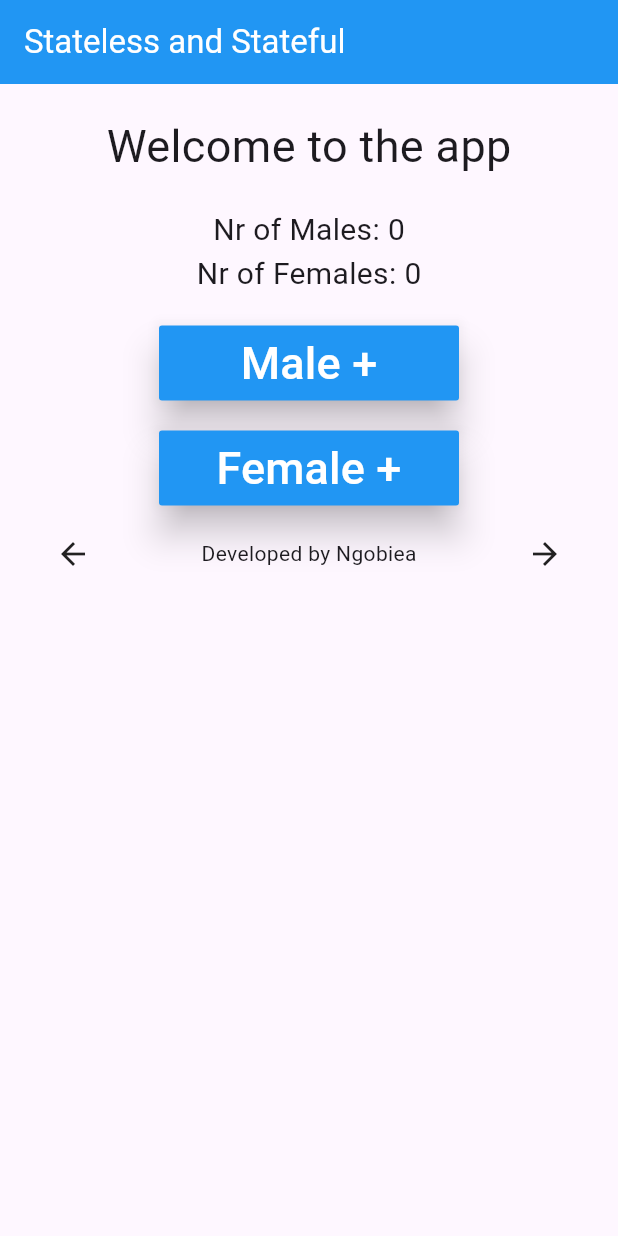
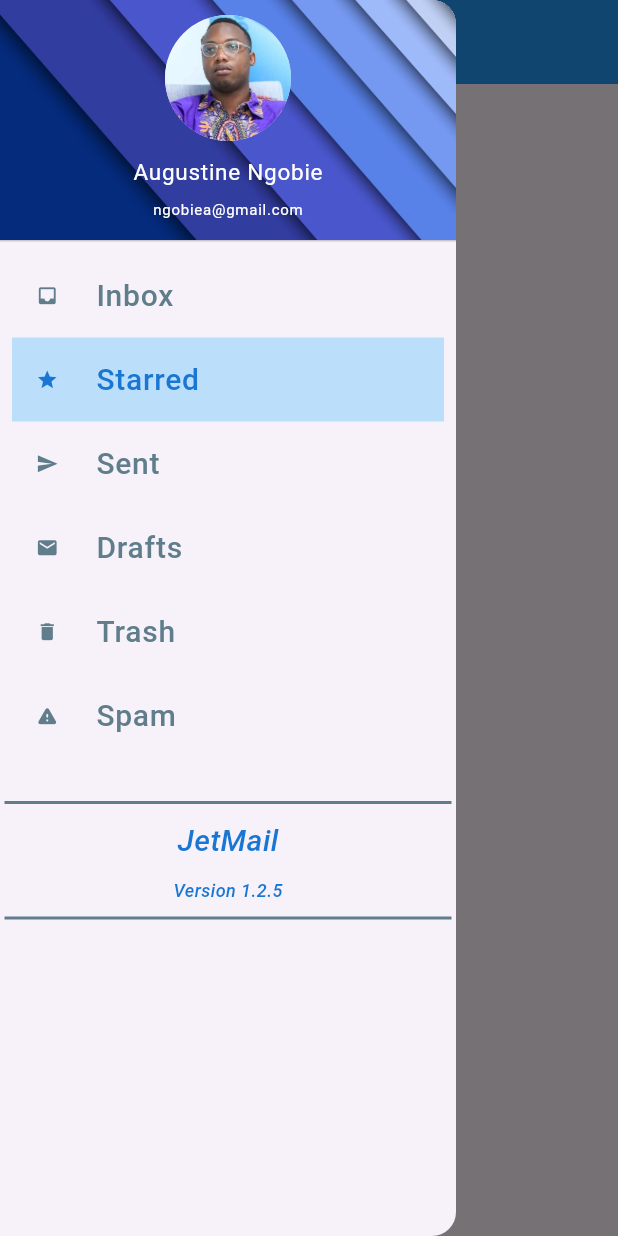
Before and after one commit to ngobiea/flutter_app, a Flutter app: the screen it shows after launch, with the side drawer open (before the commit the screen has no drawer), on a phone screen of 412 x 824 dp. Run offline on Flutter 3.47's test engine with Material 3 defaults, Android fonts, the phone set to English and light mode, and no system bars; our stand-ins replace google_fonts; Roboto replaces fonts that are missing (Sanchez).

Commit message:
complete side navigation_drawer

```diff
--- /dev/null
+++ b/lib/defaults/defaults.dart
@@ -0,0 +1,25 @@
+import 'package:flutter/material.dart';
+
+class Defaults {
+  static const Color drawerItemColor = Colors.blueGrey;
+  static final Color drawerItemSelectedColor = Colors.blue[700]!;
+  static final Color drawerSelectedTileColor = Colors.blue[100]!;
+
+  static final drawerItemText = [
+    'Inbox',
+    'Starred',
+    'Sent',
+    'Drafts',
+    'Trash',
+    'Spam',
+  ];
+
+  static final drawerItemIcon = [
+    Icons.inbox,
+    Icons.star,
+    Icons.send,
+    Icons.mail,
+    Icons.delete,
+    Icons.warning_rounded,
+  ];
+}
--- a/lib/main.dart
+++ b/lib/main.dart
@@ -1,4 +1,6 @@
 import 'package:flutter/material.dart';
+import 'package:flutter_app/defaults/defaults.dart';
+import 'package:google_fonts/google_fonts.dart';
 
 void main() {
   runApp(const MyApp());
@@ -9,131 +11,247 @@ class MyApp extends StatelessWidget {
 
   @override
   Widget build(BuildContext context) {
-    return MaterialApp(
-      home: Scaffold(
+    return const MaterialApp(
+      home: MainPage(),
+    );
+  }
+}
+
+var indexClicked = 1;
+
+class MainPage extends StatefulWidget {
+  const MainPage({super.key});
+
+  @override
+  State<MainPage> createState() => _MainPageState();
+}
+
+class _MainPageState extends State<MainPage> {
+  final pages = [
+    const Center(
+      child: Text(
+        'Inbox',
+      ),
+    ),
+    const Center(
+      child: Text(
+        'Starred',
+      ),
+    ),
+    const Center(
+      child: Text(
+        'Sent',
+      ),
+    ),
+    const Center(
+      child: Text(
+        'Drafts',
+      ),
+    ),
+    const Center(
+      child: Text(
+        'Trash',
+      ),
+    ),
+    const Center(
+      child: Text(
+        'Span',
+      ),
+    ),
+  ];
+  VoidCallback updateState(int index) {
+    return () {
+      setState(() {
+        indexClicked = index;
+      });
+      Navigator.pop(context);
+    };
+  }
+
+  @override
+  Widget build(BuildContext context) {
+    return Scaffold(
       appBar: AppBar(
+        iconTheme: const IconThemeData(
+          color: Colors.white,
+        ),
         title: const Text(
-            "Stateless and Stateful",
+          "Navigation Drawer",
           style: TextStyle(
             color: Colors.white,
           ),
         ),
         backgroundColor: Colors.blue,
       ),
-        body: const Center(
+      body: pages[indexClicked],
+      drawer: Drawer(
+        child: Column(
+          crossAxisAlignment: CrossAxisAlignment.stretch,
+          children: [
+            DrawerHeader(
+              decoration: const BoxDecoration(
+                image: DecorationImage(
+                  image: AssetImage(
+                    'assets/images/drawer.jpg',
+                  ),
+                  fit: BoxFit.fill,
+                ),
+              ),
+              padding: const EdgeInsets.all(0),
               child: Column(
                 children: [
-              SizedBox(
-                height: 20,
+                  const SizedBox(
+                    height: 10,
+                  ),
+                  const CircleAvatar(
+                    radius: 42,
+                    backgroundImage: AssetImage('assets/images/my-profile.jpg'),
+                  ),
+                  const SizedBox(
+                    height: 10,
                   ),
                   Text(
-                'Welcome to the app',
-                style: TextStyle(
-                  fontSize: 30,
+                    'Augustine Ngobie',
+                    style: GoogleFonts.sanchez(
+                        fontSize: 15,
+                        color: Colors.white,
+                        fontWeight: FontWeight.w400),
+                  ),
+                  const SizedBox(
+                    height: 5,
+                  ),
+                  Text(
+                    'ngobiea@gmail.com',
+                    style: GoogleFonts.sanchez(
+                        fontSize: 10,
+                        color: Colors.white,
+                        fontWeight: FontWeight.w400),
+                  ),
+                ],
               ),
             ),
-              SizedBox(height: 20),
-              Buttons(text: 'Hello'),
-              SizedBox(height: 20),
-              FooterWidget()
+            Expanded(
+              child: ListView(
+                padding: EdgeInsets.zero,
+                children: [
+                  AppDrawerTile(
+                    index: 0,
+                    onTap: updateState(0),
+                  ),
+                  AppDrawerTile(
+                    index: 1,
+                    onTap: updateState(1),
+                  ),
+                  AppDrawerTile(
+                    index: 2,
+                    onTap: updateState(2),
+                  ),
+                  AppDrawerTile(
+                    index: 3,
+                    onTap: updateState(3),
+                  ),
+                  AppDrawerTile(
+                    index: 4,
+                    onTap: updateState(4),
+                  ),
+                  AppDrawerTile(
+                    index: 5,
+                    onTap: updateState(5),
+                  ),
+                  const SizedBox(
+                    height: 30,
+                  ),
+                  const AppDrawerDivider(),
+                  const SizedBox(
+                    height: 10,
+                  ),
+                  Center(
+                    child: Text(
+                      'JetMail',
+                      style: GoogleFonts.sanchez(
+                        fontWeight: FontWeight.w500,
+                        fontSize: 20,
+                        fontStyle: FontStyle.italic,
+                        color: Defaults.drawerItemSelectedColor,
+                      ),
+                    ),
+                  ),
+                  const SizedBox(
+                    height: 10,
+                  ),
+                  Center(
+                    child: Text(
+                      'Version 1.2.5',
+                      style: GoogleFonts.sanchez(
+                        fontWeight: FontWeight.w500,
+                        fontSize: 12,
+                        fontStyle: FontStyle.italic,
+                        color: Defaults.drawerItemSelectedColor,
+                      ),
+                    ),
+                  ),
+                  const SizedBox(
+                    height: 10,
+                  ),
+                  const AppDrawerDivider(),
                 ],
+              ),
+            )
+          ],
+        ),
+      ),
+    );
+  }
+}
+
+class AppDrawerDivider extends StatelessWidget {
+  const AppDrawerDivider({
+    super.key,
+  });
+
+  @override
+  Widget build(BuildContext context) {
+    return const Divider(
+      height: 1,
+      thickness: 2,
+      color: Defaults.drawerItemColor,
+      indent: 3,
+      endIndent: 3,
+    );
+  }
+}
+
+class AppDrawerTile extends StatelessWidget {
+  const AppDrawerTile({super.key, required this.index, required this.onTap});
+  final int index;
+  final VoidCallback onTap;
+
+  @override
+  Widget build(BuildContext context) {
+    return Padding(
+      padding: const EdgeInsets.symmetric(horizontal: 8),
+      child: ListTile(
+        selected: index == indexClicked,
+        selectedTileColor: Defaults.drawerSelectedTileColor,
+        onTap: onTap,
+        leading: Icon(
+          Defaults.drawerItemIcon[index],
+          size: 15,
+          color: indexClicked == index
+              ? Defaults.drawerItemSelectedColor
+              : Defaults.drawerItemColor,
+        ),
+        title: Text(
+          Defaults.drawerItemText[index],
+          style: GoogleFonts.sanchez(
+            fontSize: 20,
+            fontWeight: FontWeight.w500,
+            color: indexClicked == index
+                ? Defaults.drawerItemSelectedColor
+                : Defaults.drawerItemColor,
           ),
         ),
       ),
     );
   }
 }
-
-class Buttons extends StatefulWidget {
-  const Buttons({super.key, required this.text});
-  final String text;
-
-  @override
-  State<Buttons> createState() => _ButtonsState();
-}
-
-class _ButtonsState extends State<Buttons> {
-  var maleCounter = 0;
-  var femaleCounter = 0;
-
-  @override
-  Widget build(BuildContext context) {
-    return Column(children: [
-      Text(
-        'Nr of Males: $maleCounter',
-        style: const TextStyle(
-          fontSize: 20,
-        ),
-      ),
-      Text(
-        'Nr of Females: $femaleCounter',
-        style: const TextStyle(
-          fontSize: 20,
-        ),
-      ),
-      const SizedBox(height: 20),
-      MyOwnButton(
-          onTap: () {
-            setState(() {
-              maleCounter++;
-              print(widget.text);
-            });
-          },
-          text: 'Male +'),
-      const SizedBox(height: 20),
-      MyOwnButton(
-          onTap: () {
-            setState(() {
-              femaleCounter++;
-              print(widget.text);
-            });
-          },
-          text: 'Female +'),
-    ]);
-  }
-}
-
-class MyOwnButton extends StatelessWidget {
-  const MyOwnButton({super.key, required this.onTap, required this.text});
-  final VoidCallback onTap;
-  final String text;
-
-  @override
-  Widget build(BuildContext context) {
-    return MaterialButton(
-      onPressed: onTap,
-      height: 50,
-      minWidth: 200,
-      color: Colors.blue,
-      elevation: 10,
-      child: Text(
-        text,
-        style: const TextStyle(
-          fontSize: 30,
-          color: Colors.white,
-        ),
-      ),
-    );
-  }
-}
-
-class FooterWidget extends StatelessWidget {
-  const FooterWidget({super.key});
-
-  @override
-  Widget build(BuildContext context) {
-    return const Column(
-      mainAxisSize: MainAxisSize.min,
-      children: [
-        Row(
-          mainAxisAlignment: MainAxisAlignment.spaceAround,
-          children: [
-            Icon(Icons.arrow_back),
-            Text('Developed by Ngobiea'),
-            Icon(Icons.arrow_forward)
-          ],
-        )
-      ],
-    );
-  }
-}
```
Also changed, not shown: pubspec.yaml (+4 -3 lines), assets/images/2.0x/my-profile.jpg (added), assets/images/3.0x/my-profile.jpg (added), assets/images/drawer.jpg (added), assets/images/my-profile.jpg (added), assets/images/profile.jpg (added), pubspec.lock, 1 other file. Lines whose indentation alone changed are shown as unchanged.
